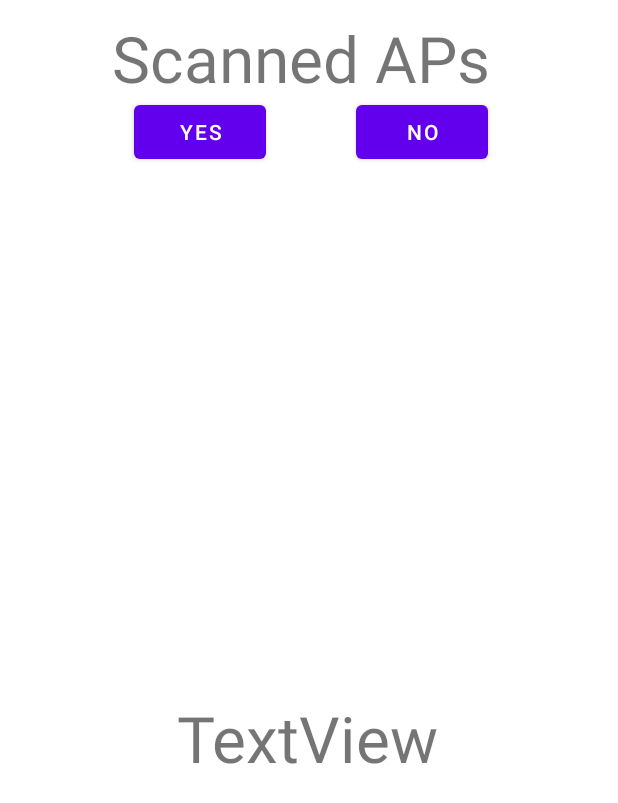
After one commit to Seongyun-Jeong/Mobile_Computing_Assignment_1, an Android app: the layout ap_scanned.xml on its own in the app's theme, with its tools: preview values and no code run, on a phone screen of 412 x 824 dp. The commit adds this screen. Shown: the top 803 px of the screen. Run offline under Robolectric (Android 15) with nearby library versions, the phone set to English and light mode, and no system bars.

```diff
--- a/app/src/main/AndroidManifest.xml
+++ b/app/src/main/AndroidManifest.xml
@@ -31,6 +31,7 @@
                 android:name="android.app.lib_name"
                 android:value="" />
         </activity>
+        <activity android:name="com.example.assignment_1.AP_Scanned" />
     </application>
 
 </manifest>
--- /dev/null
+++ b/app/src/main/res/layout/ap_scanned.xml
@@ -0,0 +1,57 @@
+<?xml version="1.0" encoding="utf-8"?>
+<androidx.constraintlayout.widget.ConstraintLayout xmlns:android="http://schemas.android.com/apk/res/android"
+    xmlns:app="http://schemas.android.com/apk/res-auto"
+    xmlns:tools="http://schemas.android.com/tools"
+    android:layout_width="match_parent"
+    android:layout_height="match_parent">
+
+    <Button
+        android:id="@+id/ap_Yes_Button"
+        android:layout_width="wrap_content"
+        android:layout_height="wrap_content"
+        android:layout_marginTop="64dp"
+        android:text="Yes"
+        app:layout_constraintEnd_toEndOf="parent"
+        app:layout_constraintHorizontal_bias="0.275"
+        app:layout_constraintStart_toStartOf="parent"
+        app:layout_constraintTop_toTopOf="parent" />
+
+    <TextView
+        android:id="@+id/ap_textview"
+        android:layout_width="381dp"
+        android:layout_height="572dp"
+        android:text="TextView"
+        android:textSize="64px"
+        android:gravity="center"
+        app:layout_constraintBottom_toBottomOf="parent"
+        app:layout_constraintEnd_toEndOf="parent"
+        app:layout_constraintHorizontal_bias="0.466"
+        app:layout_constraintStart_toStartOf="parent"
+        app:layout_constraintTop_toTopOf="parent"
+        app:layout_constraintVertical_bias="0.817" />
+
+    <Button
+        android:id="@+id/ap_No_Button"
+        android:layout_width="wrap_content"
+        android:layout_height="wrap_content"
+        android:layout_marginTop="64dp"
+        android:text="No"
+        app:layout_constraintEnd_toEndOf="parent"
+        app:layout_constraintHorizontal_bias="0.409"
+        app:layout_constraintStart_toEndOf="@+id/ap_Yes_Button"
+        app:layout_constraintTop_toTopOf="parent" />
+
+    <TextView
+        android:id="@+id/textView3"
+        android:layout_width="339dp"
+        android:layout_height="59dp"
+        android:text="Scanned APs \n Would you like to save?"
+        android:textSize="64px"
+        android:gravity="center"
+        app:layout_constraintBottom_toTopOf="@+id/ap_textview"
+        app:layout_constraintEnd_toEndOf="parent"
+        app:layout_constraintStart_toStartOf="parent"
+        app:layout_constraintTop_toTopOf="parent"
+        app:layout_constraintVertical_bias="0.07" />
+
+</androidx.constraintlayout.widget.ConstraintLayout>
--- /dev/null
+++ b/app/src/main/res/values/dimens.xml
@@ -0,0 +1,4 @@
+<?xml version="1.0" encoding="utf-8"?>
+<resources>
+    <dimen name="dot_size">10dp</dimen>
+</resources>
```
Also changed, not shown: app/src/main/java/com/example/assignment_1/AP_Scanned.java (added, +139 -0 lines), app/src/main/java/com/example/assignment_1/DotActionsDialogFragment.java (added, +64 -0 lines), app/src/main/java/com/example/assignment_1/DotsOverlayView.java (added, +83 -0 lines), app/src/main/java/com/example/assignment_1/MainActivity.java (+99 -12 lines), app/src/main/java/com/example/assignment_1/MyDialogFragment.java (added, +98 -0 lines), app/src/main/java/com/example/assignment_1/TouchImageView.java (added, +66 -0 lines), app/src/main/java/com/example/assignment_1/TouchPointAndResults.java (added, +15 -0 lines), app/src/main/res/layout/activity_main.xml (+22 -7 lines), app/src/main/res/layout/dialog_signin.xml (added, +42 -0 lines).
